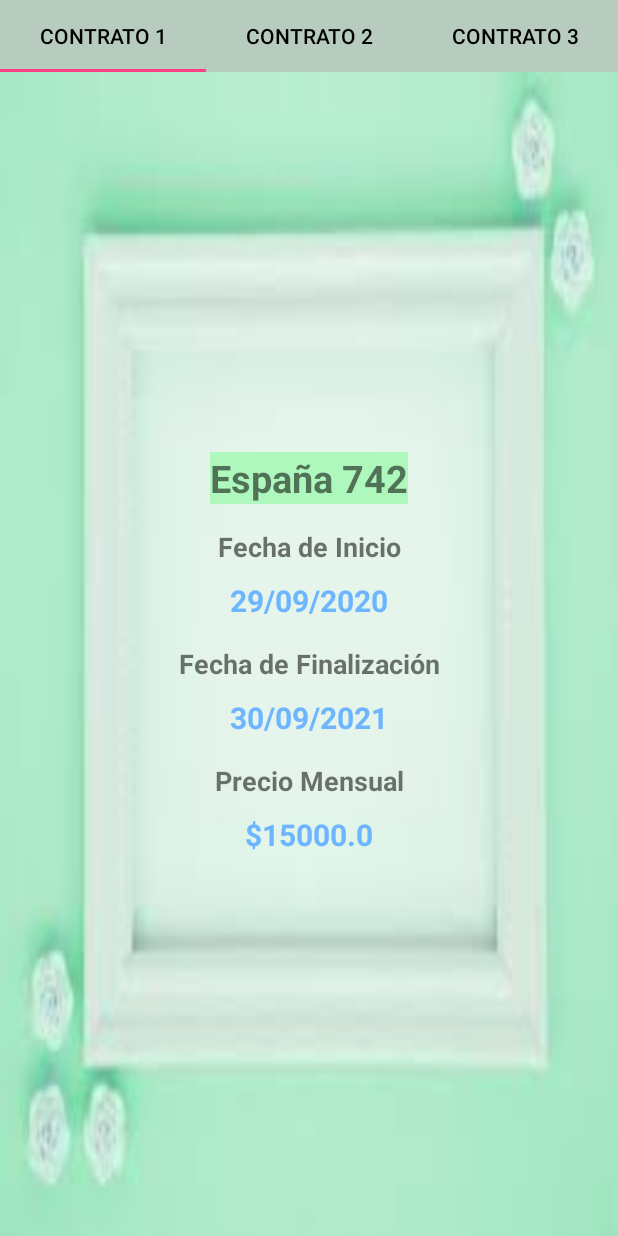
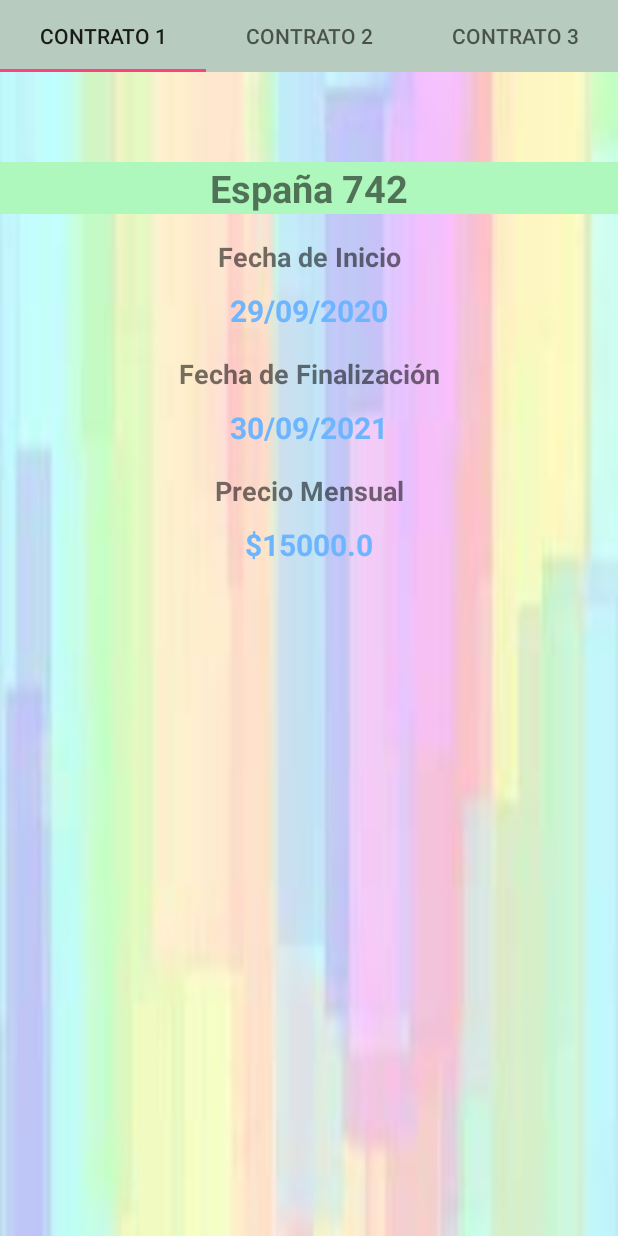
Before and after one commit to mica1105/InmobiliariaFinal, an Android app: the fragment ContratosFragment shown on its own in the app's theme, on a phone screen of 412 x 824 dp. Run offline under Robolectric (Android 15) with nearby library versions, the phone set to English and light mode, and no system bars.

Commit message:
Correccion de imperfecciones e incorporacion de recyclerview con gridlayoutmanager

```diff
--- a/app/src/main/res/layout/fragment_contrato.xml
+++ b/app/src/main/res/layout/fragment_contrato.xml
@@ -6,14 +6,14 @@
     android:layout_height="match_parent"
     tools:context=".ui.contratos.ContratoFragment"
     android:orientation="vertical"
-    android:gravity="center"
-    android:background="@drawable/fondo_contratos">
+    android:background="@drawable/images">
 
     <TextView
         android:id="@+id/tvDireccion"
-        android:layout_width="wrap_content"
+        android:layout_width="match_parent"
         android:layout_height="wrap_content"
         android:background="#AFF8BD"
+        android:layout_marginTop="60dp"
         android:text="Dirección"
         android:textAlignment="center"
         android:textSize="25dp"
--- a/app/src/main/res/layout/fragment_contratos.xml
+++ b/app/src/main/res/layout/fragment_contratos.xml
@@ -11,7 +11,6 @@
         android:layout_width="match_parent"
         android:layout_height="wrap_content"
         android:background="#b7cbbf"
-        app:tabTextColor="@color/black"
         android:theme="@style/AppTheme" />
 
     <androidx.viewpager2.widget.ViewPager2
```
Also changed, not shown: app/src/main/res/drawable/fondo1.jpg (deleted), app/src/main/res/drawable/fondo_contratos.jpg (deleted), app/src/main/res/drawable/images.jpg (added).
